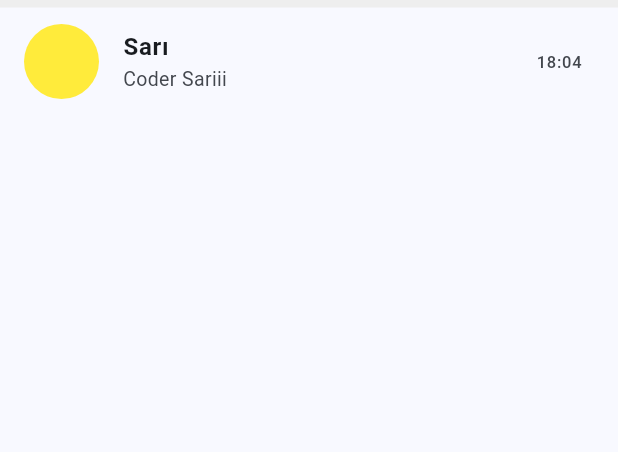
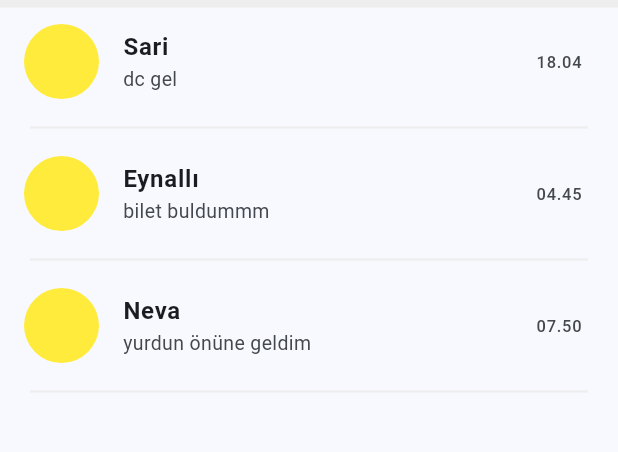
Before and after one commit to y-e-sryldz/chat_app, a Flutter app: the screen it shows after launch, on a phone screen of 412 x 824 dp, the part 150-602 px from its top. Run offline on Flutter 3.47's test engine with Material 3 defaults, Android fonts, the phone set to English and light mode, and no system bars.

Commit message:
sohbet listeleniyor

```diff
--- a/lib/CustomUI/CustomCard.dart
+++ b/lib/CustomUI/CustomCard.dart
@@ -1,9 +1,40 @@
+import 'package:chat_app/Model/ChatModel.dart';
 import 'package:flutter/material.dart';
+
 class CustomCard extends StatelessWidget {
-  const CustomCard({super.key});
+  CustomCard({super.key, required this.chatModel,});
+  final ChatModel chatModel;
 
   @override
   Widget build(BuildContext context) {
-    return ListTile();
+    return Column(
+      children: [
+        InkWell(
+          onTap: () {},
+          child: ListTile(
+            leading: CircleAvatar(
+              radius: 25,
+              backgroundColor: Colors.yellow,
+            ),
+            title: Text(
+              chatModel.name,
+              style: TextStyle(fontSize: 16, fontWeight: FontWeight.bold),
+            ),
+            subtitle: Text(
+              chatModel.currentMessage,
+              style: TextStyle(fontSize: 13),
+            ),
+            trailing: Text(chatModel.time),
+          ),
+        ),
+        Padding(
+          padding: const EdgeInsets.symmetric(horizontal: 20),
+          child: Divider(
+            thickness: 1.5,
+            color: Color(0xFFEEEEEE),
+          ),
+        ),
+      ],
+    );
   }
 }
--- /dev/null
+++ b/lib/Model/ChatModel.dart
@@ -0,0 +1,14 @@
+class ChatModel {
+  String name;
+  String icon;
+  bool isGroup;
+  String time;
+  String currentMessage;
+  ChatModel({
+    required this.name,
+    required this.icon,
+    required this.isGroup,
+    required this.time,
+    required this.currentMessage,
+  });
+}
--- a/lib/Screens/Homescreen.dart
+++ b/lib/Screens/Homescreen.dart
@@ -1,3 +1,5 @@
+import 'package:chat_app/CustomUI/CustomCard.dart';
+import 'package:chat_app/Model/ChatModel.dart';
 import 'package:flutter/material.dart';
 
 class Homescreen extends StatefulWidget {
@@ -8,6 +10,26 @@ class Homescreen extends StatefulWidget {
 }
 
 class _HomescreenState extends State<Homescreen> {
+  List<ChatModel> chat = [
+    ChatModel(
+        name: "Sari",
+        icon: "icon",
+        isGroup: false,
+        time: "18.04",
+        currentMessage: "dc gel"),
+    ChatModel(
+        name: "Eynallı",
+        icon: "icon",
+        isGroup: false,
+        time: "04.45",
+        currentMessage: "bilet buldummm"),
+    ChatModel(
+        name: "Neva",
+        icon: "icon",
+        isGroup: false,
+        time: "07.50",
+        currentMessage: "yurdun önüne geldim"),
+  ];
   @override
   Widget build(BuildContext context) {
     return Scaffold(
@@ -52,17 +74,11 @@ class _HomescreenState extends State<Homescreen> {
           height: 5,
           color: Color(0xFFEEEEEE),
         ),
-        ListTile(
-          leading: CircleAvatar(
-            radius: 25,
-            backgroundColor: Colors.yellow,
+        Expanded(
+          child: ListView.builder(
+            itemCount: chat.length,
+            itemBuilder: (context, index) => CustomCard(chatModel: chat[index]),
           ),
-          title: Text(
-            "Sarı",
-            style: TextStyle(fontSize: 16, fontWeight: FontWeight.bold),
-          ),
-          subtitle: Text("Coder Sariii",style: TextStyle(fontSize: 13),),
-          trailing: Text("18:04"),
         ),
       ]),
     );
```
